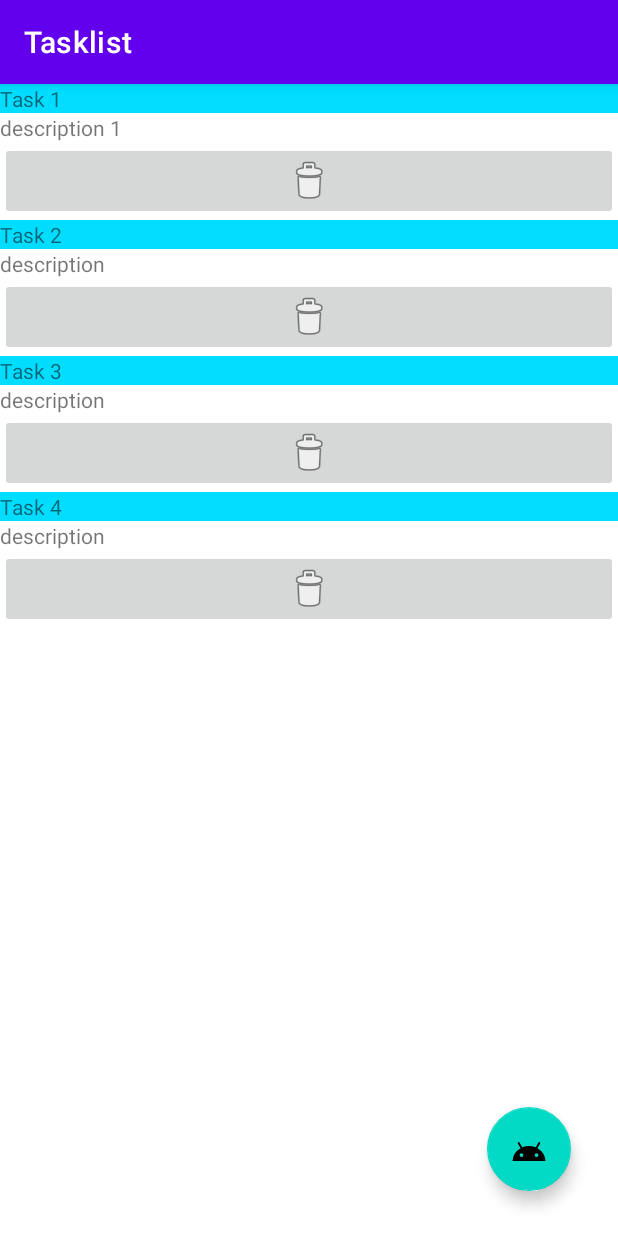
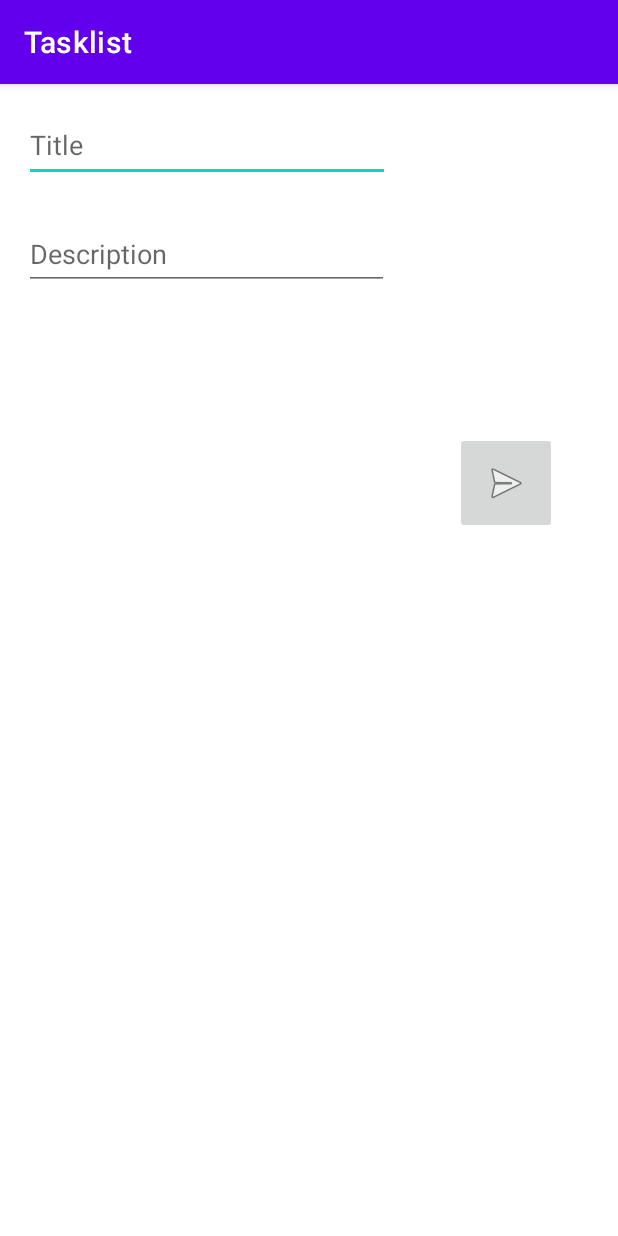
Before and after one commit to AnassAoulad/tadaList, an Android app: the screen it shows after launch (MainActivity before the commit, FormActivity after it), after a tap on an icon or button, on a phone screen of 412 x 824 dp. Run offline under Robolectric (Android 15) with nearby library versions, the phone set to English and light mode, and no system bars.

Commit message:
exercice 6

```diff
--- a/app/src/main/AndroidManifest.xml
+++ b/app/src/main/AndroidManifest.xml
@@ -10,7 +10,10 @@
         android:supportsRtl="true"
         android:theme="@style/Theme.Tasklist">
         <activity
-            android:name="com.example.tasklist.MainActivity"
+            android:name=".form.FormActivity"
+            android:exported="false" />
+        <activity
+            android:name=".MainActivity"
             android:exported="true">
             <intent-filter>
                 <action android:name="android.intent.action.MAIN" />
--- a/app/src/main/java/com/example/tasklist/Task.kt
+++ b/app/src/main/java/com/example/tasklist/Task.kt
@@ -1,3 +1,3 @@
 package com.example.tasklist
 
-data class Task(val id: String, val title: String, val description: String = "description")
+data class Task(val id: String, val title: String, val description: String = "description"):java.io.Serializable
--- a/app/src/main/java/com/example/tasklist/TaskListAdapter.kt
+++ b/app/src/main/java/com/example/tasklist/TaskListAdapter.kt
@@ -14,10 +14,13 @@ class TaskListAdapter : RecyclerView.Adapter<TaskListAdapter.TaskViewHolder>() {
     // on utilise `inner` ici afin d'avoir accès aux propriétés de l'adapter directement
     inner class TaskViewHolder(itemView: View) : RecyclerView.ViewHolder(itemView) {
         fun bind(task: Task) {
-           val textTitleView = itemView.findViewById<TextView>(R.id.task_title)
+
+            val textTitleView = itemView.findViewById<TextView>(R.id.task_title)
             textTitleView.text = task.title
+
             val textDescView = itemView.findViewById<TextView>(R.id.task_description)
             textDescView.text = task.description
+
             val deleteButton = itemView.findViewById<ImageButton>(R.id.deleteButton)
             deleteButton.setOnClickListener{ onClickDelete(task) }
         }
--- a/app/src/main/java/com/example/tasklist/TaskListFragment.kt
+++ b/app/src/main/java/com/example/tasklist/TaskListFragment.kt
@@ -1,12 +1,15 @@
 package com.example.tasklist
 
+import android.content.Intent
 import android.os.Bundle
 import androidx.fragment.app.Fragment
 import android.view.LayoutInflater
 import android.view.View
 import android.view.ViewGroup
 import android.widget.ImageButton
+import androidx.activity.result.contract.ActivityResultContracts
 import androidx.recyclerview.widget.RecyclerView
+import com.example.tasklist.form.FormActivity
 import com.google.android.material.floatingactionbutton.FloatingActionButton
 import java.util.*
 
@@ -19,6 +22,13 @@ class TaskListFragment : Fragment() {
     )
     private val adapter = TaskListAdapter()
 
+    val createTask = registerForActivityResult(ActivityResultContracts.StartActivityForResult()) { result ->
+        val task = result.data?.getSerializableExtra("task") as Task? ?:return@registerForActivityResult
+        taskList = taskList + task
+        adapter.currentList = taskList
+        adapter.notifyDataSetChanged()
+    }
+
     override fun onCreateView(
         inflater: LayoutInflater,
         container: ViewGroup?,
@@ -26,7 +36,6 @@ class TaskListFragment : Fragment() {
     ): View? {
         val rootView = inflater.inflate(R.layout.fragment_task_list, container, false)
         adapter.currentList = taskList
-
         return rootView
     }
 
@@ -38,11 +47,16 @@ class TaskListFragment : Fragment() {
 
         val addButton = view.findViewById<FloatingActionButton>(R.id.floatingActionButton)
         addButton.setOnClickListener {
+            val intent = Intent(context, FormActivity::class.java)
+            createTask.launch(intent)
+        /*
             val newTask = Task(id = UUID.randomUUID().toString(), title = "Task ${taskList.size + 1}")
             taskList = taskList + newTask
             adapter.currentList = taskList
             adapter.notifyDataSetChanged()
+        */
         }
+
         adapter.onClickDelete = { task-> taskList = taskList - task
             refreshAdapter()}
 
--- /dev/null
+++ b/app/src/main/java/com/example/tasklist/form/FormActivity.kt
@@ -0,0 +1,31 @@
+package com.example.tasklist.form
+
+import android.content.Intent
+import androidx.appcompat.app.AppCompatActivity
+import android.os.Bundle
+import android.widget.EditText
+import android.widget.ImageButton
+import android.widget.TextView
+import com.example.tasklist.R
+import com.example.tasklist.Task
+import com.google.android.material.floatingactionbutton.FloatingActionButton
+import java.util.*
+
+class FormActivity : AppCompatActivity() {
+    override fun onCreate(savedInstanceState: Bundle?) {
+        super.onCreate(savedInstanceState)
+        setContentView(R.layout.activity_form)
+
+        val editTitle = findViewById<EditText>(R.id.editTitle)
+        val editDescription = findViewById<EditText>(R.id.editDescription)
+        val button = findViewById<ImageButton>(R.id.sendButton)
+
+        button.setOnClickListener(){
+            val newTask = Task(id = UUID.randomUUID().toString(), title = editTitle.text.toString(), description = editDescription.text.toString() )
+            intent.putExtra("task", newTask)
+            // Instanciation d'un nouvel objet [Task]
+            setResult(RESULT_OK, intent)
+            finish()
+        }
+    }
+}
--- /dev/null
+++ b/app/src/main/res/layout/activity_form.xml
@@ -0,0 +1,48 @@
+<?xml version="1.0" encoding="utf-8"?>
+<androidx.constraintlayout.widget.ConstraintLayout xmlns:android="http://schemas.android.com/apk/res/android"
+    xmlns:app="http://schemas.android.com/apk/res-auto"
+    xmlns:tools="http://schemas.android.com/tools"
+    android:layout_width="match_parent"
+    android:layout_height="match_parent"
+    tools:context=".form.FormActivity">
+
+    <EditText
+        android:id="@+id/editTitle"
+        android:layout_width="244dp"
+        android:layout_height="49dp"
+        android:layout_marginStart="16dp"
+        android:layout_marginTop="16dp"
+        android:ems="10"
+        android:hint="Title"
+        android:inputType="textNoSuggestions"
+        app:layout_constraintStart_toStartOf="parent"
+        app:layout_constraintTop_toTopOf="parent" />
+
+    <EditText
+        android:id="@+id/editDescription"
+        android:layout_width="243dp"
+        android:layout_height="48dp"
+        android:layout_marginStart="16dp"
+        android:layout_marginTop="24dp"
+        android:ems="10"
+        android:hint="Description"
+        android:inputType="textNoSuggestions"
+        app:layout_constraintStart_toStartOf="parent"
+        app:layout_constraintTop_toBottomOf="@+id/editTitle" />
+
+    <ImageButton
+        android:id="@+id/sendButton"
+        android:layout_width="68dp"
+        android:layout_height="68dp"
+        android:layout_marginStart="303dp"
+        android:layout_marginTop="195dp"
+        android:layout_marginEnd="40dp"
+        android:layout_marginBottom="468dp"
+        app:layout_constraintBottom_toBottomOf="parent"
+        app:layout_constraintEnd_toEndOf="parent"
+        app:layout_constraintHorizontal_bias="0.0"
+        app:layout_constraintStart_toStartOf="parent"
+        app:layout_constraintTop_toTopOf="parent"
+        app:layout_constraintVertical_bias="1.0"
+        app:srcCompat="@android:drawable/ic_menu_send" />
+</androidx.constraintlayout.widget.ConstraintLayout>
--- a/app/src/main/res/values/strings.xml
+++ b/app/src/main/res/values/strings.xml
@@ -1,5 +1,5 @@
 <resources>
     <string name="app_name">Tasklist</string>
-<!-- TODO: Remove or change this placeholder text -->
+    <!-- TODO: Remove or change this placeholder text -->
     <string name="hello_blank_fragment">Hello blank fragment</string>
 </resources>
--- a/build.gradle
+++ b/build.gradle
@@ -2,7 +2,7 @@
 plugins {
     id 'com.android.application' version '7.1.3' apply false
     id 'com.android.library' version '7.1.3' apply false
-    id 'org.jetbrains.kotlin.android' version '1.6.20' apply false
+    id 'org.jetbrains.kotlin.android' version '1.6.21' apply false
 }
 
 task clean(type: Delete) {
```
